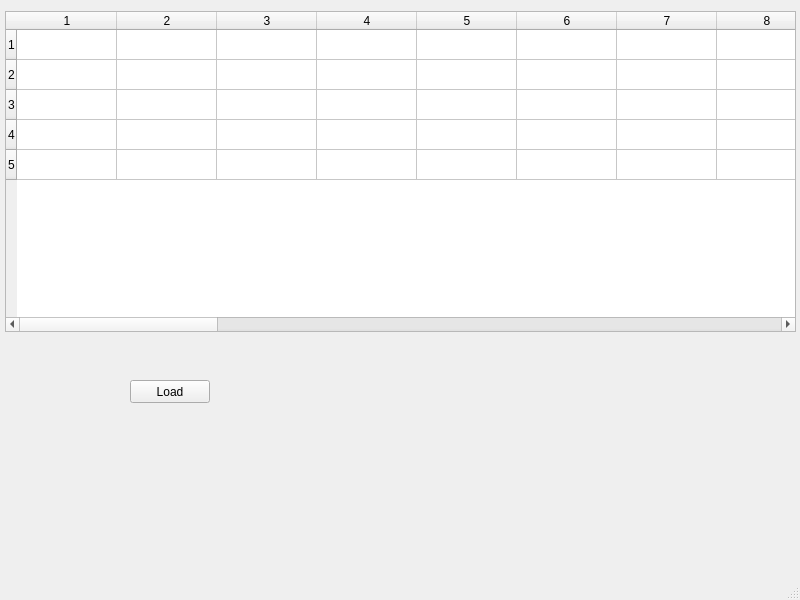
Before: the Qt Designer form plane_gui.ui in tovarish-kapitan/sql_experience, drawn with Qt 5.
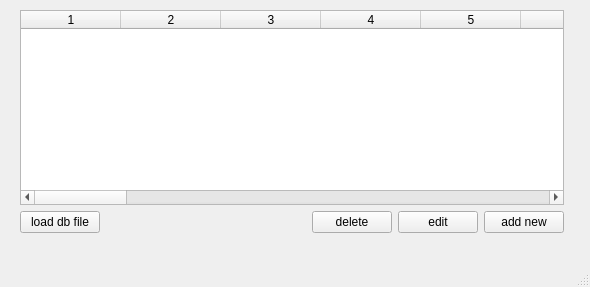
After: the same form once the commit is applied.

```diff
--- a/plane_gui.ui
+++ b/plane_gui.ui
@@ -6,34 +6,29 @@
    <rect>
     <x>0</x>
     <y>0</y>
-    <width>800</width>
-    <height>600</height>
+    <width>590</width>
+    <height>287</height>
    </rect>
   </property>
   <property name="windowTitle">
    <string>MainWindow</string>
   </property>
   <widget class="QWidget" name="centralwidget">
+   <widget class="QWidget" name="layoutWidget">
+    <property name="geometry">
+     <rect>
+      <x>20</x>
+      <y>10</y>
+      <width>544</width>
+      <height>223</height>
+     </rect>
+    </property>
+    <layout class="QGridLayout" name="gridLayout">
+     <item row="0" column="0" colspan="5">
    <widget class="QTableWidget" name="tableWidget">
-    <property name="geometry">
-     <rect>
-      <x>5</x>
-      <y>11</y>
-      <width>791</width>
-      <height>321</height>
-     </rect>
-    </property>
-    <property name="rowCount">
-     <number>5</number>
-    </property>
     <property name="columnCount">
-     <number>27</number>
-    </property>
-    <row/>
-    <row/>
-    <row/>
-    <row/>
-    <row/>
+        <number>28</number>
+       </property>
     <column/>
     <column/>
     <column/>
@@ -61,19 +56,51 @@
     <column/>
     <column/>
     <column/>
-   </widget>
-   <widget class="QPushButton" name="btn_load">
-    <property name="geometry">
-     <rect>
-      <x>130</x>
-      <y>380</y>
-      <width>80</width>
-      <height>23</height>
-     </rect>
-    </property>
+       <column/>
+      </widget>
+     </item>
+     <item row="1" column="0">
+      <widget class="QPushButton" name="pushButton">
+       <property name="text">
+        <string>load db file</string>
+       </property>
+      </widget>
+     </item>
+     <item row="1" column="1">
+      <spacer name="horizontalSpacer">
+       <property name="orientation">
+        <enum>Qt::Horizontal</enum>
+       </property>
+       <property name="sizeHint" stdset="0">
+        <size>
+         <width>198</width>
+         <height>20</height>
+        </size>
+       </property>
+      </spacer>
+     </item>
+     <item row="1" column="2">
+      <widget class="QPushButton" name="pushButton_4">
     <property name="text">
-     <string>Load</string>
-    </property>
+        <string>delete</string>
+       </property>
+      </widget>
+     </item>
+     <item row="1" column="3">
+      <widget class="QPushButton" name="pushButton_3">
+       <property name="text">
+        <string>edit</string>
+       </property>
+      </widget>
+     </item>
+     <item row="1" column="4">
+      <widget class="QPushButton" name="pushButton_2">
+       <property name="text">
+        <string>add new</string>
+       </property>
+      </widget>
+     </item>
+    </layout>
    </widget>
   </widget>
   <widget class="QMenuBar" name="menubar">
```
Left out of the diff: 92 changed lines with no effect on the pictures. Lines whose indentation alone changed are shown as unchanged.
